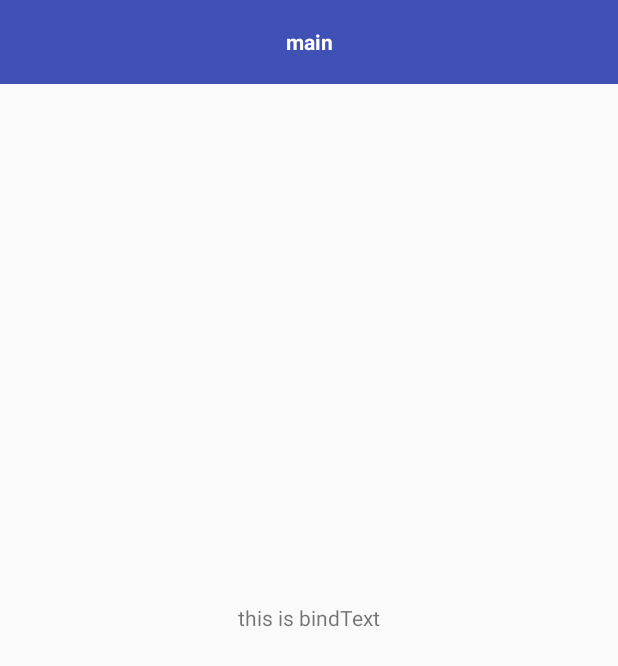
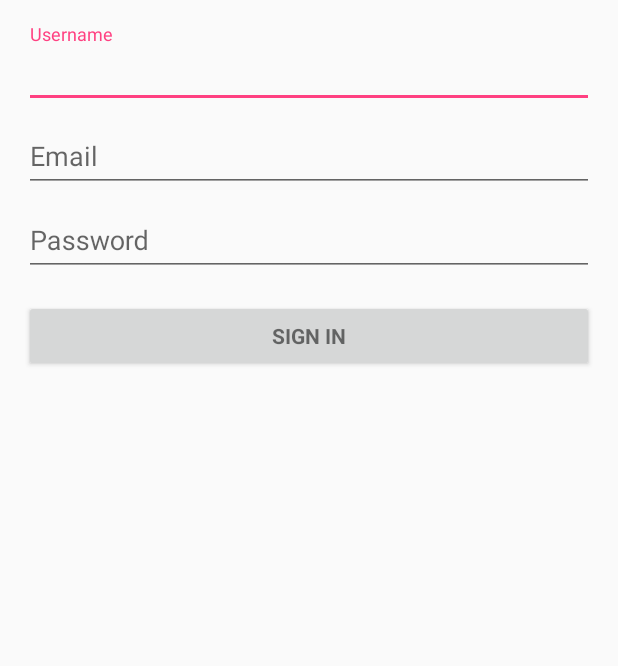
Before and after one commit to ditclear/BaseViewBinding, an Android app: the screen it shows after launch (MainActivity before the commit, ValidateSampleActivity after it), on a phone screen of 412 x 824 dp. Shown: the top 666 px of the screen. Run offline under Robolectric (Android 15) with nearby library versions, the phone set to English and light mode, and no system bars; our stand-ins replace data binding; 7 statements that could not run were skipped.

Commit message:
add validate sample

```diff
--- a/app/src/main/AndroidManifest.xml
+++ b/app/src/main/AndroidManifest.xml
@@ -3,12 +3,12 @@
           package="com.ditclear.app">
 
     <application
-        android:allowBackup="true"
-        android:icon="@mipmap/ic_launcher"
-        android:label="@string/app_name"
-        android:supportsRtl="true"
-        android:theme="@style/AppTheme">
-        <activity android:name=".MainActivity">
+            android:allowBackup="true"
+            android:icon="@mipmap/ic_launcher"
+            android:label="@string/app_name"
+            android:supportsRtl="true"
+            android:theme="@style/AppTheme">
+        <activity android:name=".validate.ValidateSampleActivity">
             <intent-filter>
                 <action android:name="android.intent.action.MAIN"/>
 
--- /dev/null
+++ b/app/src/main/java/com/ditclear/app/validate/ValidateSampleActivity.java
@@ -0,0 +1,52 @@
+package com.ditclear.app.validate;
+
+import android.support.design.widget.Snackbar;
+
+import com.ditclear.app.R;
+import com.ditclear.app.base.BaseBindActivity;
+import com.ditclear.app.databinding.ValidateSampleActivityBinding;
+
+/**
+ * 页面描述：表单验证
+ *
+ * Created by ditclear on 2017/6/11.
+ */
+
+public class ValidateSampleActivity extends
+        BaseBindActivity<ValidateSampleActivityBinding> implements
+        ValidateViewModel.CallBack {
+
+    ValidateViewModel mViewModel;
+
+    @Override
+    protected int getLayoutId() {
+        return R.layout.validate_sample_activity;
+    }
+
+    @Override
+    protected void initView() {
+        mViewModel = new ValidateViewModel();
+        mViewModel.setCallBack(this);
+        mBinding.setVm(mViewModel);
+    }
+
+    @Override
+    protected void initEventHandler() {
+    }
+
+    @Override
+    protected void loadData(boolean isRefresh) {
+
+    }
+
+    @Override
+    public void signInSuccess() {
+        Snackbar.make(mBinding.getRoot(), "Sign In Success", Snackbar.LENGTH_SHORT).show();
+    }
+
+    @Override
+    public void signInFailure() {
+        Snackbar.make(mBinding.getRoot(), "Sign In Failure", Snackbar.LENGTH_SHORT).show();
+
+    }
+}
--- /dev/null
+++ b/app/src/main/java/com/ditclear/app/validate/ValidateViewModel.java
@@ -0,0 +1,164 @@
+package com.ditclear.app.validate;
+
+import android.databinding.BaseObservable;
+import android.databinding.Bindable;
+
+import com.ditclear.app.BR;
+
+import java.util.regex.Pattern;
+
+/**
+ * 页面描述：
+ *
+ * Created by ditclear on 2017/6/11.
+ */
+
+public class ValidateViewModel extends BaseObservable {
+
+    public static final String PASSWORD_PATTERN = "^[a-zA-Z0-9_]{6,16}$";
+    public static final String USERNAME_PATTERN = "^[a-zA-Z0-9_]{6,16}$";
+    private static final String EMAIL_PATTERN =
+            "^[a-zA-Z0-9#_~!$&'()*+,;=:.\"(),:;<>@\\[\\]\\\\]+@[a-zA-Z0-9-]+(\\.[a-zA-Z0-9-]+)*$";
+
+    private String username = "";
+    private String email = "";
+    private String password = "";
+    private Pattern usernamePattern = Pattern.compile(USERNAME_PATTERN);
+    private Pattern emailPattern = Pattern.compile(EMAIL_PATTERN);
+    private Pattern passwordPattern = Pattern.compile(PASSWORD_PATTERN);
+
+
+    private boolean usernameInValid = false;
+    private boolean passwordInValid = false;
+    private boolean emailInValid = false;
+
+    private CallBack mCallBack;
+
+    @Bindable({"username", "password", "email"})
+    public boolean isBtnEnabled() {
+        if (!usernamePattern.matcher(username).matches() || !emailPattern.matcher(email).matches()
+                || !passwordPattern.matcher(password).matches()) {
+            return false;
+        }
+        return true;
+    }
+
+    @Bindable("emailInValid")
+    public boolean isEmailInValid() {
+        return emailInValid;
+    }
+
+    public void setEmailInValid(boolean emailInValid) {
+        this.emailInValid = emailInValid;
+        notifyPropertyChanged(BR.emailInValid);
+    }
+
+    @Bindable("passwordInValid")
+    public boolean isPasswordInValid() {
+        return passwordInValid;
+    }
+
+    public void setPasswordInValid(boolean passwordInValid) {
+        this.passwordInValid = passwordInValid;
+        notifyPropertyChanged(BR.passwordInValid);
+    }
+
+    @Bindable("usernameInValid")
+    public boolean isUsernameInValid() {
+        return usernameInValid;
+    }
+
+    public void setUsernameInValid(boolean usernameInValid) {
+        this.usernameInValid = usernameInValid;
+        notifyPropertyChanged(BR.usernameInValid);
+    }
+
+    @Bindable("passwordInValid")
+    public String getPasswordError() {
+        if (isPasswordInValid()) {
+            return "密码长度在6-16位间";
+        }
+        return null;
+    }
+
+    @Bindable("emailInValid")
+    public String getEmailError() {
+        if (isEmailInValid()) {
+            return "邮箱格式";
+        }
+        return null;
+    }
+
+    @Bindable("usernameInValid")
+    public String getUsernameError() {
+        if (isUsernameInValid()) {
+            return "请输入正确的用户名";
+        }
+        return null;
+    }
+
+    @Bindable
+    public String getEmail() {
+        return email;
+    }
+
+    public void setEmail(String email) {
+        this.email = email;
+        notifyPropertyChanged(BR.email);
+    }
+
+    @Bindable
+    public String getUsername() {
+        return username;
+    }
+
+    public void setUsername(String username) {
+        this.username = username;
+        notifyPropertyChanged(BR.username);
+    }
+
+    @Bindable
+    public String getPassword() {
+        return password;
+    }
+
+    public void setPassword(String password) {
+        this.password = password;
+        notifyPropertyChanged(BR.password);
+    }
+
+    private boolean validateSignIn() {
+
+        boolean usernameValid = usernamePattern.matcher(username).matches();
+        boolean emailValid = emailPattern.matcher(email).matches();
+        boolean passwordValid = passwordPattern.matcher(password).matches();
+        //验证表单，并且显示错误信息
+        setUsernameInValid(!usernameValid);
+        setEmailInValid(!emailValid);
+        setPasswordInValid(!passwordValid);
+        if (usernameValid && passwordValid && emailValid) {
+            return true;
+        }
+        return false;
+    }
+
+    public void attemptToSignIn() {
+        if (validateSignIn()) {
+            // can load remote data
+            mCallBack.signInSuccess();
+        } else {
+            mCallBack.signInFailure();
+        }
+
+    }
+
+    public void setCallBack(CallBack callBack) {
+        mCallBack = callBack;
+    }
+
+    public interface CallBack {
+        public void signInSuccess();
+
+        public void signInFailure();
+    }
+}
--- /dev/null
+++ b/app/src/main/res/layout/validate_sample_activity.xml
@@ -0,0 +1,114 @@
+<?xml version="1.0" encoding="utf-8"?>
+<layout xmlns:android="http://schemas.android.com/apk/res/android"
+        xmlns:app="http://schemas.android.com/apk/res-auto"
+        xmlns:tools="http://schemas.android.com/tools">
+
+    <data>
+
+        <import type="android.view.View"/>
+
+        <variable
+                name="vm"
+                type="com.ditclear.app.validate.ValidateViewModel"/>
+
+    </data>
+
+    <ScrollView
+            android:layout_width="match_parent"
+            android:layout_height="match_parent">
+
+        <LinearLayout
+                android:layout_width="match_parent"
+                android:layout_height="match_parent"
+                android:gravity="center"
+                android:orientation="vertical"
+                android:paddingBottom="@dimen/activity_vertical_margin"
+                android:paddingLeft="@dimen/activity_horizontal_margin"
+                android:paddingRight="@dimen/activity_horizontal_margin"
+                android:paddingTop="@dimen/activity_vertical_margin">
+
+            <LinearLayout
+                    android:id="@+id/email_login_form"
+                    android:layout_width="match_parent"
+                    android:layout_height="wrap_content"
+                    android:animateLayoutChanges="true"
+                    android:orientation="vertical">
+
+                <android.support.design.widget.TextInputLayout
+                        android:layout_width="match_parent"
+                        android:layout_height="wrap_content"
+                        app:error="@{vm.usernameError}"
+                        app:errorEnabled="@{vm.usernameInValid}"
+                        app:errorTextAppearance="@color/login_error">
+
+                    <AutoCompleteTextView
+                            android:id="@+id/username"
+                            android:layout_width="match_parent"
+                            android:layout_height="wrap_content"
+                            android:hint="@string/prompt_username"
+                            android:inputType="text"
+                            android:maxLines="1"
+                            android:text="@={vm.username}"/>
+
+                </android.support.design.widget.TextInputLayout>
+
+                <android.support.design.widget.TextInputLayout
+                        android:layout_width="match_parent"
+                        android:layout_height="wrap_content"
+                        app:error="@{vm.emailError}"
+                        app:errorEnabled="@{vm.emailInValid}"
+                        app:errorTextAppearance="@color/login_error"
+                        tools:visibility="visible">
+
+                    <AutoCompleteTextView
+                            android:id="@+id/email"
+                            android:layout_width="match_parent"
+                            android:layout_height="wrap_content"
+                            android:hint="@string/prompt_email"
+                            android:inputType="textEmailAddress"
+                            android:maxLines="1"
+                            android:text="@={vm.email}"/>
+
+                </android.support.design.widget.TextInputLayout>
+
+                <android.support.design.widget.TextInputLayout
+                        android:layout_width="match_parent"
+                        android:layout_height="wrap_content"
+                        app:error="@{vm.passwordError}"
+                        app:errorEnabled="@{vm.passwordInValid}"
+                        app:errorTextAppearance="@color/login_error">
+
+                    <AutoCompleteTextView
+                            android:id="@+id/password"
+                            android:layout_width="match_parent"
+                            android:layout_height="wrap_content"
+                            android:hint="@string/prompt_password"
+                            android:imeActionId="@+id/login"
+                            android:imeOptions="actionUnspecified"
+                            android:inputType="textPassword"
+                            android:maxLines="1"
+                            android:singleLine="true"
+                            android:text="@={vm.password}"/>
+
+                </android.support.design.widget.TextInputLayout>
+
+
+                <Button
+                        android:id="@+id/login_btn"
+                        style="?android:textAppearanceSmall"
+                        android:layout_width="match_parent"
+                        android:layout_height="wrap_content"
+                        android:layout_marginTop="16dp"
+                        android:layout_weight="1"
+                        android:enabled="@{vm.btnEnabled}"
+                        android:onClick="@{()->vm.attemptToSignIn()}"
+                        android:text="@string/action_sign_in_short"
+                        android:textStyle="bold"/>
+
+
+            </LinearLayout>
+        </LinearLayout>
+
+
+    </ScrollView>
+</layout>
--- a/app/src/main/res/values/colors.xml
+++ b/app/src/main/res/values/colors.xml
@@ -8,4 +8,5 @@
     <color name="background">#e3e3e3</color>
 
     <color name="theme">@color/colorPrimary</color>
+    <color name="login_error">#fa364e</color>
 </resources>
--- a/app/src/main/res/values/strings.xml
+++ b/app/src/main/res/values/strings.xml
@@ -4,4 +4,8 @@
     <string name="please_check_net_state">请检查网络状态</string>
     <string name="server_not_avaliabe">服务不可用</string>
     <string name="load_data_refresh">刷新完成</string>
+    <string name="prompt_username">Username</string>
+    <string name="prompt_password">Password</string>
+    <string name="action_sign_in_short">Sign in</string>
+    <string name="prompt_email">Email</string>
 </resources>
--- a/build.gradle
+++ b/build.gradle
@@ -5,7 +5,7 @@ buildscript {
         jcenter()
     }
     dependencies {
-        classpath 'com.android.tools.build:gradle:2.2.2'
+        classpath 'com.android.tools.build:gradle:2.3.3'
 
         // NOTE: Do not place your application dependencies here; they belong
         // in the individual module build.gradle files
```
Also changed, not shown: gradle/wrapper/gradle-wrapper.properties, 1 other file.
